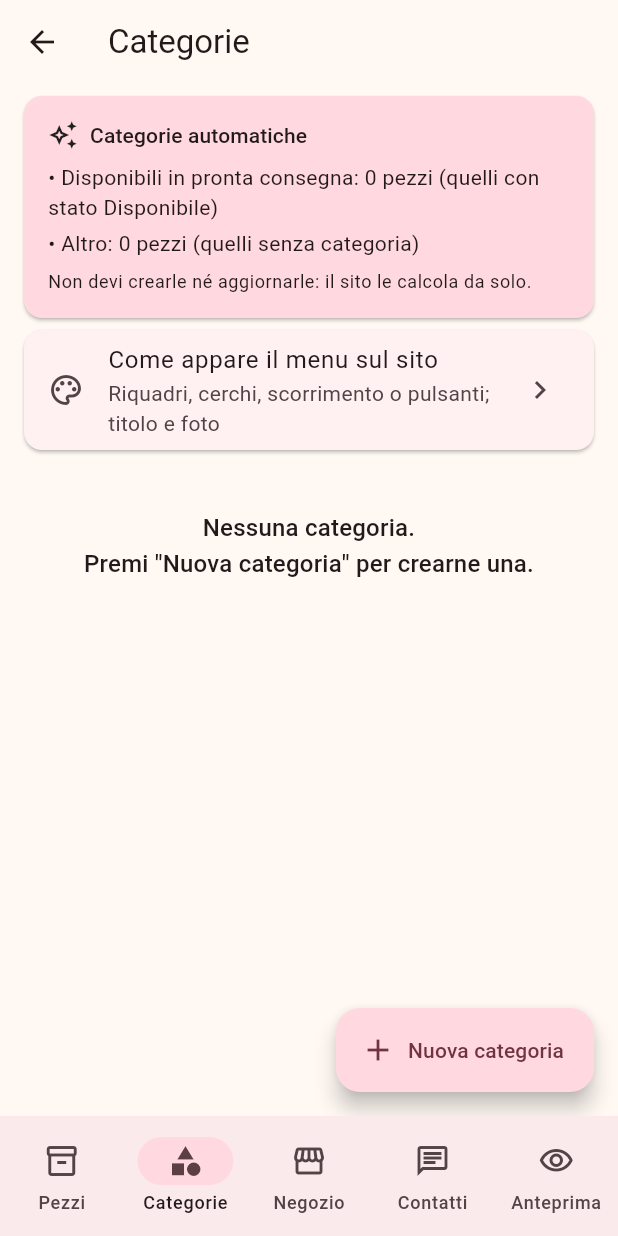
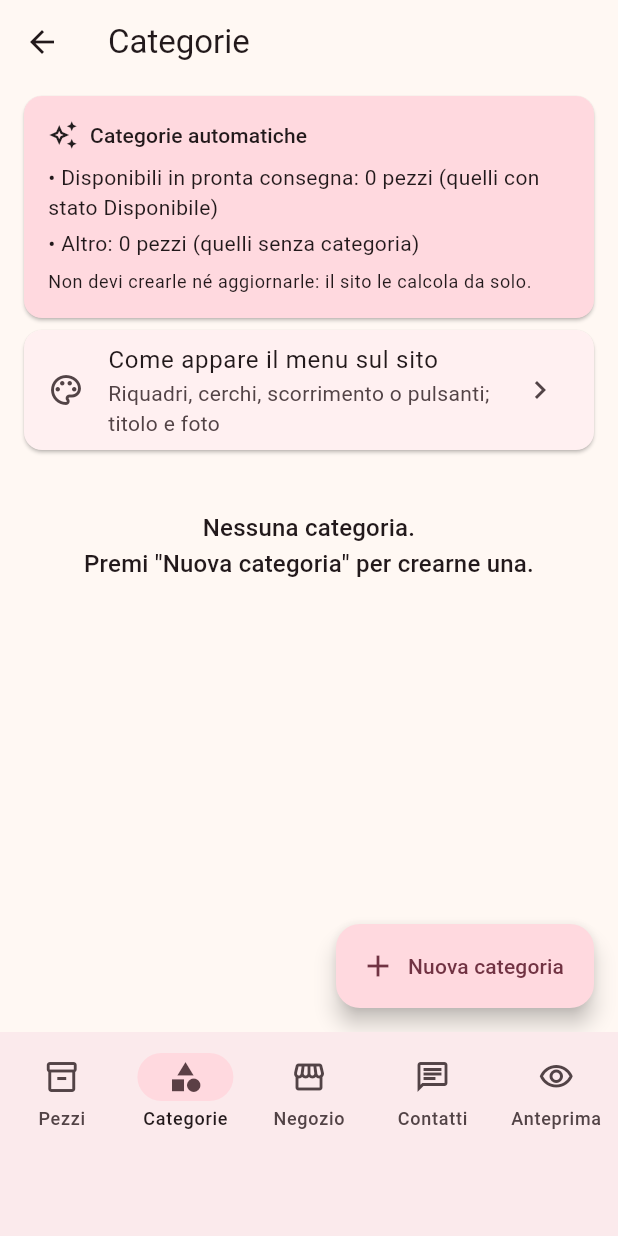
Before and after one commit to EMVLL/handmade-by-bi, a Flutter app: the HomeScreen screen opened directly, item 2 of the bottom bar chosen, on a phone screen of 412 x 824 dp. Run offline on Flutter 3.47's test engine with Material 3 defaults, Android fonts, the phone set to English and light mode, and no system bars; our stand-ins replace image_picker, shared_preferences, supabase_flutter, web; accounts and stored records are empty; network calls fail.

Commit message:
App: schede e bottoni Salva sopra il badge Netlify

```diff
--- a/admin/lib/app_theme.dart
+++ b/admin/lib/app_theme.dart
@@ -32,6 +32,11 @@ abstract final class AppTheme {
   static const radius = 12.0;
   static const radiusSmall = 8.0;
 
+  /// Spazio libero in basso per il badge "Powered by Netlify" (piano gratuito):
+  /// schede e bottoni Salva stanno sopra, così il badge non li copre.
+  /// Se un giorno il badge sparisce, basta mettere 0.
+  static const badgeSpace = 56.0;
+
   static ThemeData light() {
     final scheme = ColorScheme.fromSeed(
       seedColor: AppColors.primary,
--- a/admin/lib/screens/block_edit_screen.dart
+++ b/admin/lib/screens/block_edit_screen.dart
@@ -1,5 +1,6 @@
 import 'package:flutter/material.dart';
 
+import '../app_theme.dart';
 import '../form_data.dart';
 import '../models.dart';
 import '../supa.dart';
@@ -65,7 +66,7 @@ class _BlockEditScreenState extends State<BlockEditScreen> {
         ),
         bottomNavigationBar: SafeArea(
           child: Padding(
-            padding: const EdgeInsets.fromLTRB(16, 8, 16, 16),
+            padding: const EdgeInsets.fromLTRB(16, 8, 16, 16 + AppTheme.badgeSpace),
             child: FilledButton(
               onPressed: _saving ? null : _save,
               style: FilledButton.styleFrom(minimumSize: const Size.fromHeight(52)),
--- a/admin/lib/screens/category_edit_screen.dart
+++ b/admin/lib/screens/category_edit_screen.dart
@@ -1,5 +1,6 @@
 import 'package:flutter/material.dart';
 
+import '../app_theme.dart';
 import '../models.dart';
 import '../supa.dart';
 import '../texts/app_texts.dart';
@@ -69,7 +70,7 @@ class _CategoryEditScreenState extends State<CategoryEditScreen> {
       ),
       bottomNavigationBar: SafeArea(
         child: Padding(
-          padding: const EdgeInsets.fromLTRB(16, 8, 16, 16),
+          padding: const EdgeInsets.fromLTRB(16, 8, 16, 16 + AppTheme.badgeSpace),
           child: FilledButton(
             onPressed: _saving ? null : _save,
             style: FilledButton.styleFrom(minimumSize: const Size.fromHeight(52)),
--- a/admin/lib/screens/home_screen.dart
+++ b/admin/lib/screens/home_screen.dart
@@ -2,6 +2,7 @@ import 'package:flutter/material.dart';
 
 import 'categories_screen.dart';
 import 'channels_screen.dart';
+import '../app_theme.dart';
 import '../draft.dart';
 import 'preview_screen.dart';
 import 'products_screen.dart';
@@ -33,7 +34,12 @@ class _HomeScreenState extends State<HomeScreen> {
       ),
       bottomNavigationBar: ValueListenableBuilder<bool>(
         valueListenable: draftChanged,
-        builder: (context, changed, _) => NavigationBar(
+        builder: (context, changed, _) => ColoredBox(
+          // stesso colore della barra: sembra un'unica barra, solo più alta
+          color: Theme.of(context).colorScheme.surfaceContainer,
+          child: Padding(
+            padding: const EdgeInsets.only(bottom: AppTheme.badgeSpace),
+            child: NavigationBar(
               selectedIndex: _tab,
               onDestinationSelected: (i) {
                 setState(() => _tab = i);
@@ -68,6 +74,8 @@ class _HomeScreenState extends State<HomeScreen> {
               ],
             ),
           ),
+        ),
+      ),
     );
   }
 }
--- a/admin/lib/screens/identity_screen.dart
+++ b/admin/lib/screens/identity_screen.dart
@@ -1,5 +1,6 @@
 import 'package:flutter/material.dart';
 
+import '../app_theme.dart';
 import '../supa.dart';
 import '../texts/app_texts.dart';
 import '../widgets/schema_form.dart';
@@ -117,7 +118,7 @@ class _IdentityScreenState extends State<IdentityScreen> {
           ? null
           : SafeArea(
               child: Padding(
-                padding: const EdgeInsets.fromLTRB(16, 8, 16, 16),
+                padding: const EdgeInsets.fromLTRB(16, 8, 16, 16 + AppTheme.badgeSpace),
                 child: FilledButton(
                   onPressed: _saving ? null : _save,
                   style: FilledButton.styleFrom(minimumSize: const Size.fromHeight(52)),
--- a/admin/lib/screens/product_edit_screen.dart
+++ b/admin/lib/screens/product_edit_screen.dart
@@ -779,7 +779,7 @@ class _ProductEditScreenState extends State<ProductEditScreen> {
         ),
         bottomNavigationBar: SafeArea(
           child: Padding(
-            padding: const EdgeInsets.fromLTRB(16, 8, 16, 16),
+            padding: const EdgeInsets.fromLTRB(16, 8, 16, 16 + AppTheme.badgeSpace),
             child: FilledButton(
               onPressed: _saving ? null : _save,
               style: FilledButton.styleFrom(minimumSize: const Size.fromHeight(52)),
--- a/admin/lib/screens/theme_screen.dart
+++ b/admin/lib/screens/theme_screen.dart
@@ -351,7 +351,7 @@ class _ThemeScreenState extends State<ThemeScreen> {
           ? null
           : SafeArea(
               child: Padding(
-                padding: const EdgeInsets.fromLTRB(16, 8, 16, 16),
+                padding: const EdgeInsets.fromLTRB(16, 8, 16, 16 + AppTheme.badgeSpace),
                 child: FilledButton(
                   onPressed: _saving ? null : _save,
                   style: FilledButton.styleFrom(minimumSize: const Size.fromHeight(52)),
```
Lines whose indentation alone changed are shown as unchanged.
